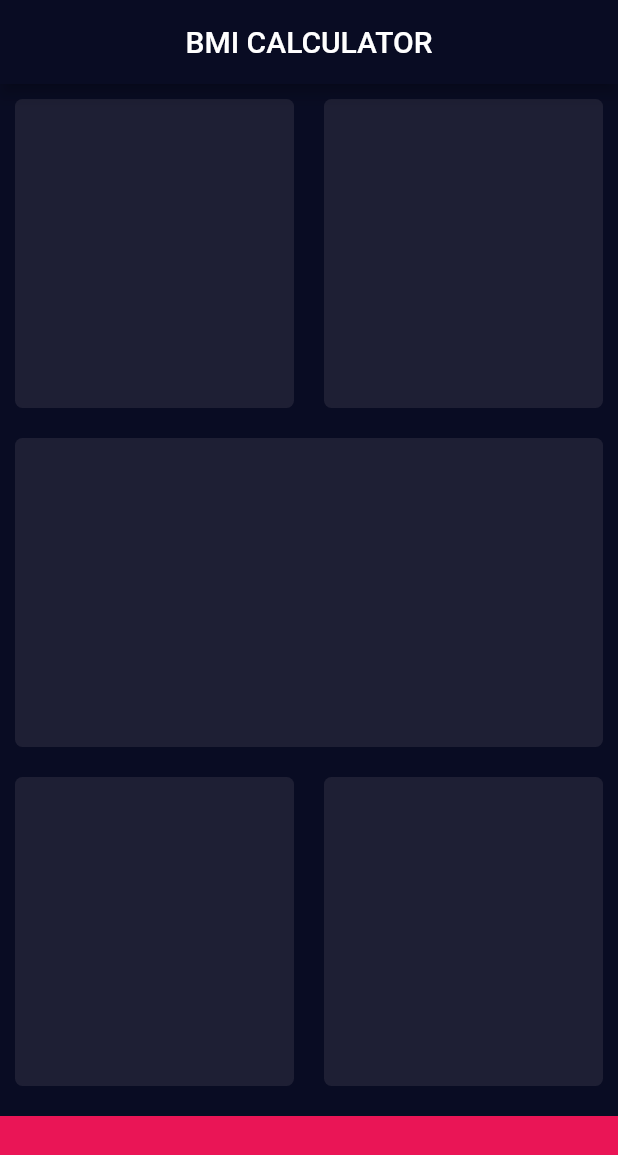
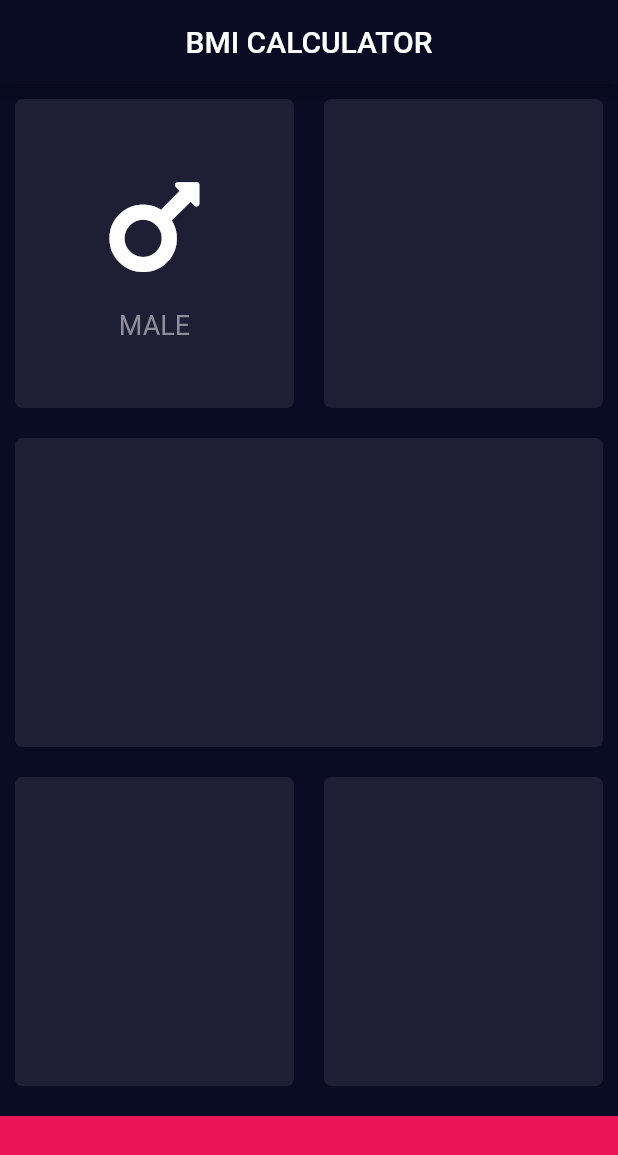
Before and after one commit to anlv-dev/bmiCaculator, a Flutter app: the screen it shows after launch, on a phone screen of 412 x 824 dp. Shown: the top 1155 px of the screen. Run offline on Flutter 3.47's test engine with Material 2 defaults, Android fonts, the phone set to English and light mode, and no system bars; our stand-ins replace font_awesome_flutter.

```diff
--- a/lib/main.dart
+++ b/lib/main.dart
@@ -1,4 +1,5 @@
 import 'package:flutter/material.dart';
+import 'package:font_awesome_flutter/font_awesome_flutter.dart';
 
 const Color colorReusableCard = Color(0xFF1E1F34);
 const Color colorBottomContainer = Color(0xFFEA1556);
@@ -41,7 +42,13 @@ class _InputPageState extends State<InputPage> {
             child: Row(
               children: <Widget>[
                 Expanded(
-                  child: ReusableCard(colour: colorReusableCard),
+                  child: ReusableCard(
+                    childCard: IconContent(
+                      iconData: FontAwesomeIcons.mars,
+                      label: 'MALE',
+                    ),
+                    colour: colorReusableCard,
+                  ),
                 ),
                 Expanded(
                   child: ReusableCard(colour: colorReusableCard),
@@ -82,12 +89,40 @@ class _InputPageState extends State<InputPage> {
   }
 }
 
+class IconContent extends StatelessWidget {
+  IconContent({this.iconData, this.label});
+  final IconData iconData;
+  final String label;
+
+  @override
+  Widget build(BuildContext context) {
+    return Column(
+      mainAxisAlignment: MainAxisAlignment.center,
+      children: <Widget>[
+        Icon(
+          iconData,
+          size: 80.0,
+        ),
+        SizedBox(
+          height: 15.0,
+        ),
+        Text(
+          label,
+          style: TextStyle(fontSize: 18, color: Color(0xFF8E8E9B)),
+        )
+      ],
+    );
+  }
+}
+
 class ReusableCard extends StatelessWidget {
-  ReusableCard({@required this.colour});
+  ReusableCard({@required this.colour, this.childCard});
   final Color colour;
+  final childCard;
   @override
   Widget build(BuildContext context) {
     return Container(
+      child: childCard,
       margin: EdgeInsets.all(10.0),
       decoration: BoxDecoration(
         color: colour,
--- a/pubspec.yaml
+++ b/pubspec.yaml
@@ -23,6 +23,7 @@ dependencies:
   # The following adds the Cupertino Icons font to your application.
   # Use with the CupertinoIcons class for iOS style icons.
   cupertino_icons: ^0.1.2
+  font_awesome_flutter: ^8.5.0
 
 dev_dependencies:
   flutter_test:
```
Also changed, not shown: pubspec.lock.
